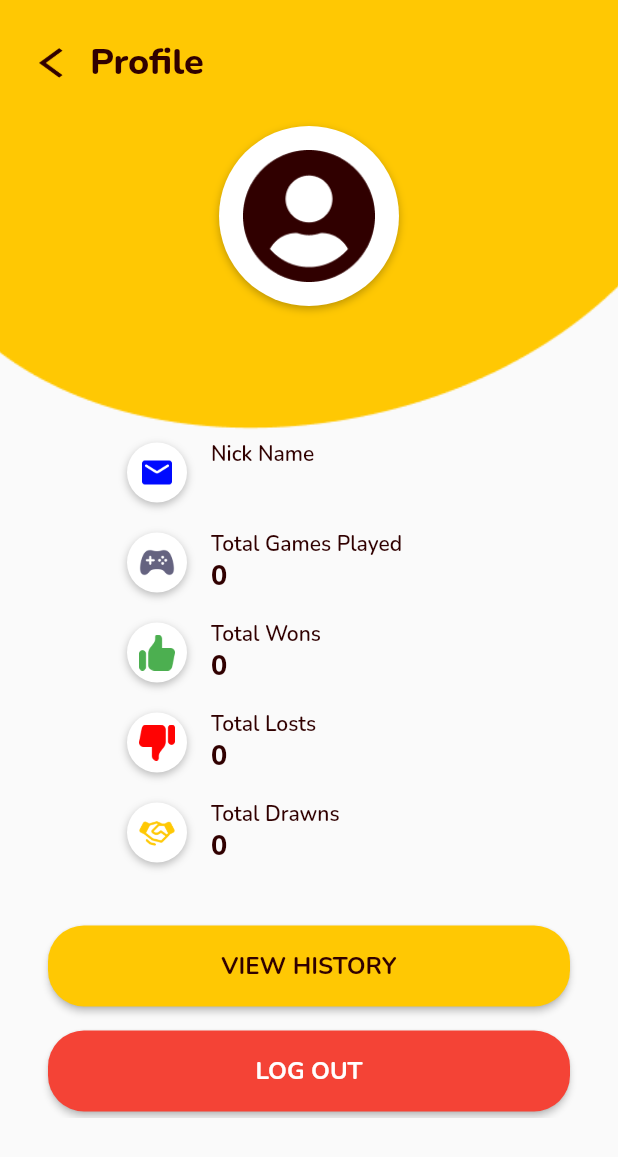
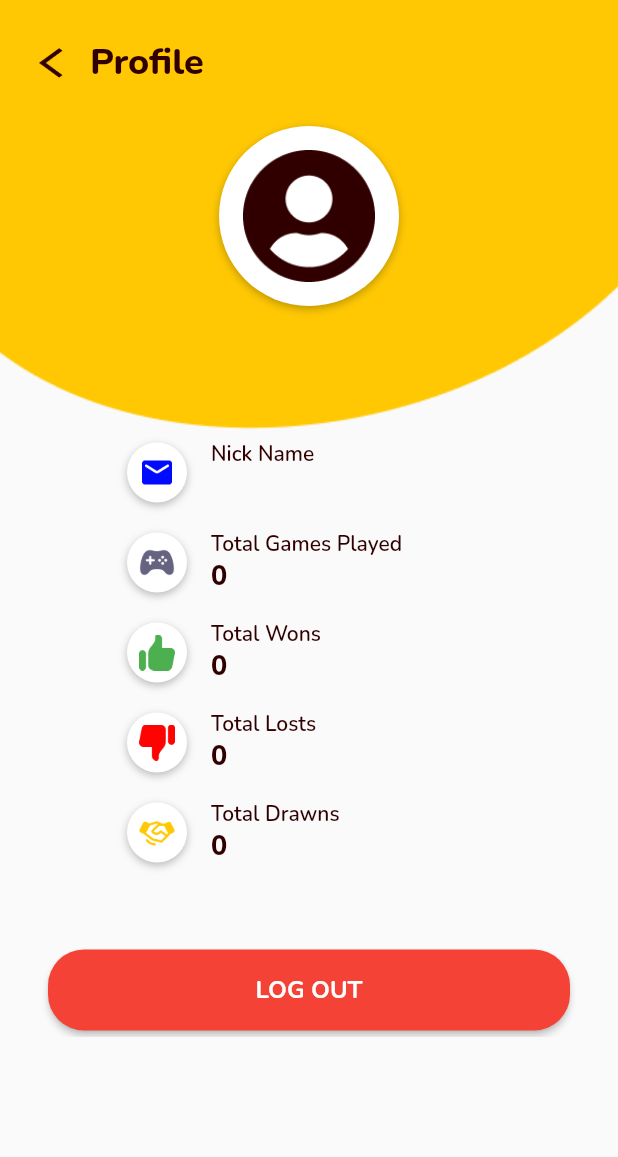
Before and after one commit to ukayaj620/flu-tictactoe, a Flutter app: the ProfileScreen screen opened by its route, on a phone screen of 412 x 824 dp. Shown: the top 1157 px of the screen. Run offline on Flutter 3.47's test engine with Material 2 defaults, Android fonts, the phone set to English and light mode, and no system bars; our stand-ins replace firebase_auth, firebase_core, firebase_database, google_sign_in, shared_preferences; accounts and stored records are empty; statements that could not run were skipped.

Commit message:
feat: v1.0.0

```diff
--- a/lib/screens/profile_screen.dart
+++ b/lib/screens/profile_screen.dart
@@ -78,12 +78,6 @@ class _ProfileScreenState extends State<ProfileScreen> {
                         child: Column(
                           crossAxisAlignment: CrossAxisAlignment.stretch,
                           children: [
-                            Button(
-                              text: 'View History',
-                              onPressed: () {
-                                print('see history');
-                              },
-                            ),
                             SizedBox(height: 16.0),
                             Button(
                               text: 'Log Out',
```
